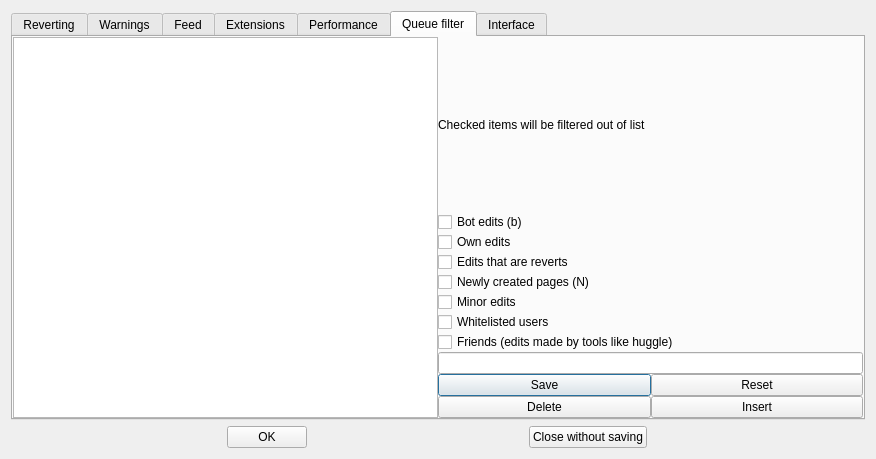
This is huggle/preferences.ui in huggle/huggle3-qt-lx as Qt 5 draws it before an edit. The edited form follows.
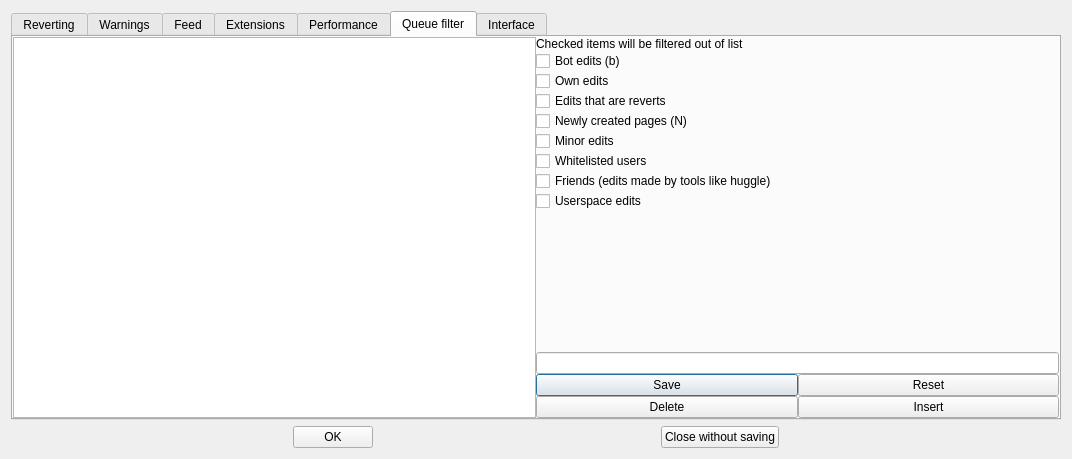
This is the edited form. The open tabs and pages were chosen to show the change.

Diff of the .ui file:
```diff
--- a/huggle/preferences.ui
+++ b/huggle/preferences.ui
@@ -6,7 +6,7 @@
    <rect>
     <x>0</x>
     <y>0</y>
-    <width>852</width>
+    <width>1072</width>
     <height>459</height>
    </rect>
   </property>
@@ -445,6 +445,9 @@
        </item>
        <item>
         <layout class="QVBoxLayout" name="verticalLayout_4">
+         <property name="spacing">
+          <number>0</number>
+         </property>
          <item>
           <widget class="QLabel" name="label">
            <property name="text">
@@ -513,6 +516,26 @@
            </property>
           </widget>
          </item>
+         <item>
+          <widget class="QCheckBox" name="checkBox_28">
+           <property name="text">
+            <string>Userspace edits</string>
+           </property>
+          </widget>
+         </item>
+         <item>
+          <spacer name="verticalSpacer_6">
+           <property name="orientation">
+            <enum>Qt::Vertical</enum>
+           </property>
+           <property name="sizeHint" stdset="0">
+            <size>
+             <width>20</width>
+             <height>40</height>
+            </size>
+           </property>
+          </spacer>
+         </item>
          <item>
           <widget class="QLineEdit" name="lineEdit"/>
          </item>
```
